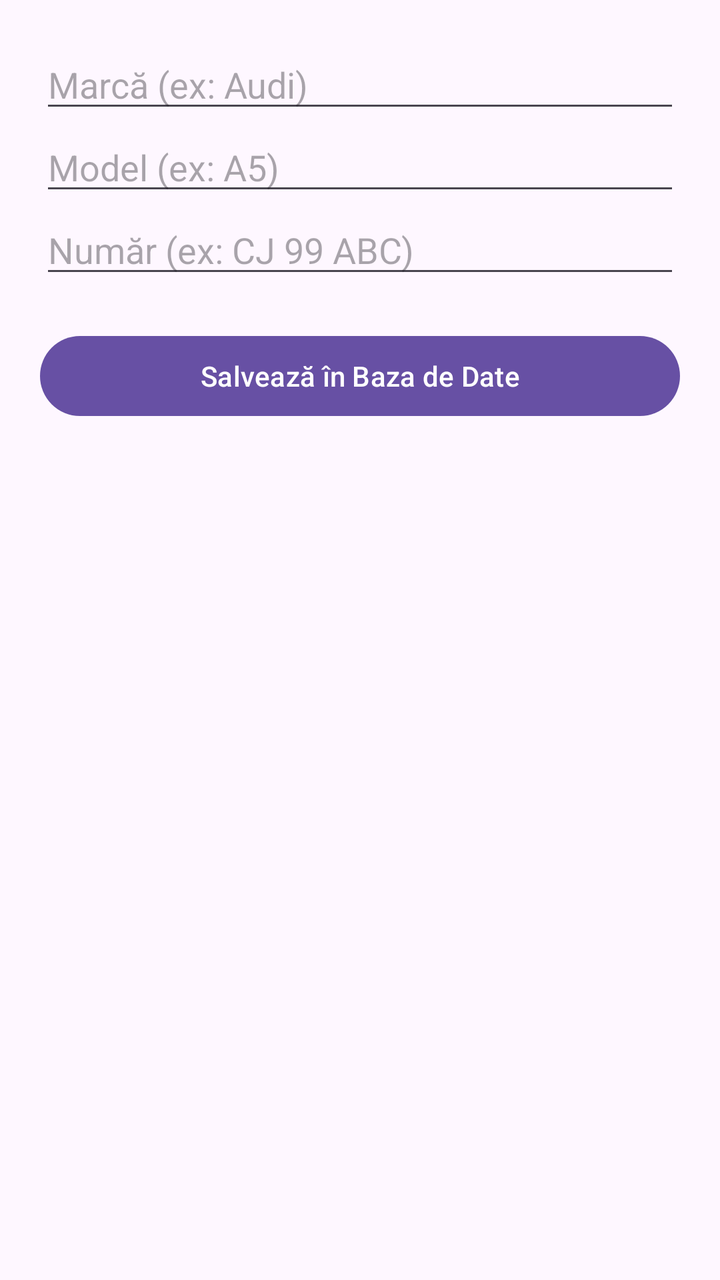
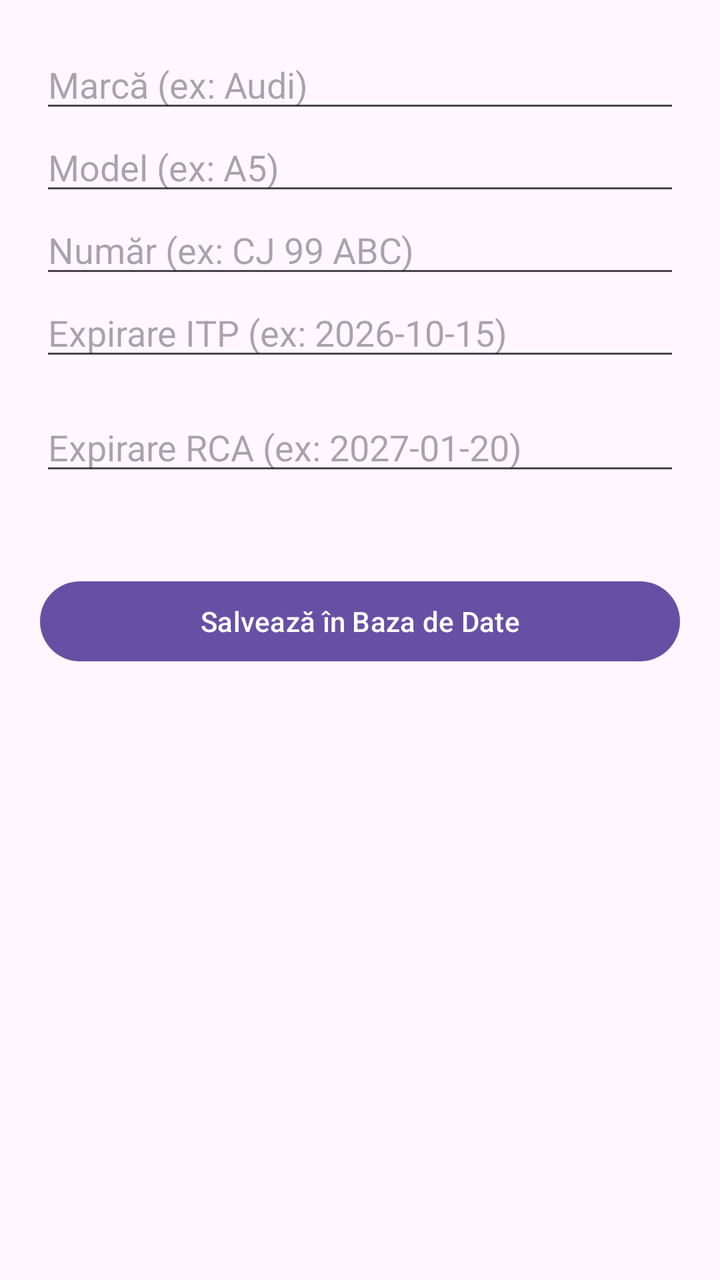

Before-and-after screenshots of an Android layout around one commit, followed by the original layout XML and the change that was made.
<!-- AndroidManifest.xml: application theme Theme.MyApplication -->
<!-- res/layout/activity_add_car.xml -->
<?xml version="1.0" encoding="utf-8"?>
<LinearLayout xmlns:android="http://schemas.android.com/apk/res/android"
    android:layout_width="match_parent"
    android:layout_height="match_parent"
    android:orientation="vertical"
    android:padding="20dp">

    <EditText android:id="@+id/etBrand" android:layout_width="match_parent" android:layout_height="wrap_content" android:hint="Marcă (ex: Audi)" />
    <EditText android:id="@+id/etModel" android:layout_width="match_parent" android:layout_height="wrap_content" android:hint="Model (ex: A5)" />
    <EditText android:id="@+id/etPlate" android:layout_width="match_parent" android:layout_height="wrap_content" android:hint="Număr (ex: CJ 99 ABC)" />

    <Button
        android:id="@+id/btnSave"
        android:layout_width="match_parent"
        android:layout_height="wrap_content"
        android:layout_marginTop="20dp"
        android:text="Salvează în Baza de Date" />
</LinearLayout>
<!-- resources referenced by this layout -->
<resources>
  <style name="Theme.MyApplication" parent="Base.Theme.MyApplication" />
  <style name="Base.Theme.MyApplication" parent="Theme.Material3.DayNight.NoActionBar">
          
          
      </style>
</resources>

<!-- the commit's change to res/layout/activity_add_car.xml (unified diff, before → after) -->
@@ -8,7 +8,21 @@
     <EditText android:id="@+id/etBrand" android:layout_width="match_parent" android:layout_height="wrap_content" android:hint="Marcă (ex: Audi)" />
     <EditText android:id="@+id/etModel" android:layout_width="match_parent" android:layout_height="wrap_content" android:hint="Model (ex: A5)" />
     <EditText android:id="@+id/etPlate" android:layout_width="match_parent" android:layout_height="wrap_content" android:hint="Număr (ex: CJ 99 ABC)" />
+    <EditText
+        android:id="@+id/etItpExpiration"
+        android:layout_width="match_parent"
+        android:layout_height="wrap_content"
+        android:hint="Expirare ITP (ex: 2026-10-15)"
+        android:inputType="date"
+        android:layout_marginBottom="16dp"/>
 
+    <EditText
+        android:id="@+id/etRcaExpiration"
+        android:layout_width="match_parent"
+        android:layout_height="wrap_content"
+        android:hint="Expirare RCA (ex: 2027-01-20)"
+        android:inputType="date"
+        android:layout_marginBottom="24dp"/>
     <Button
         android:id="@+id/btnSave"
         android:layout_width="match_parent"
